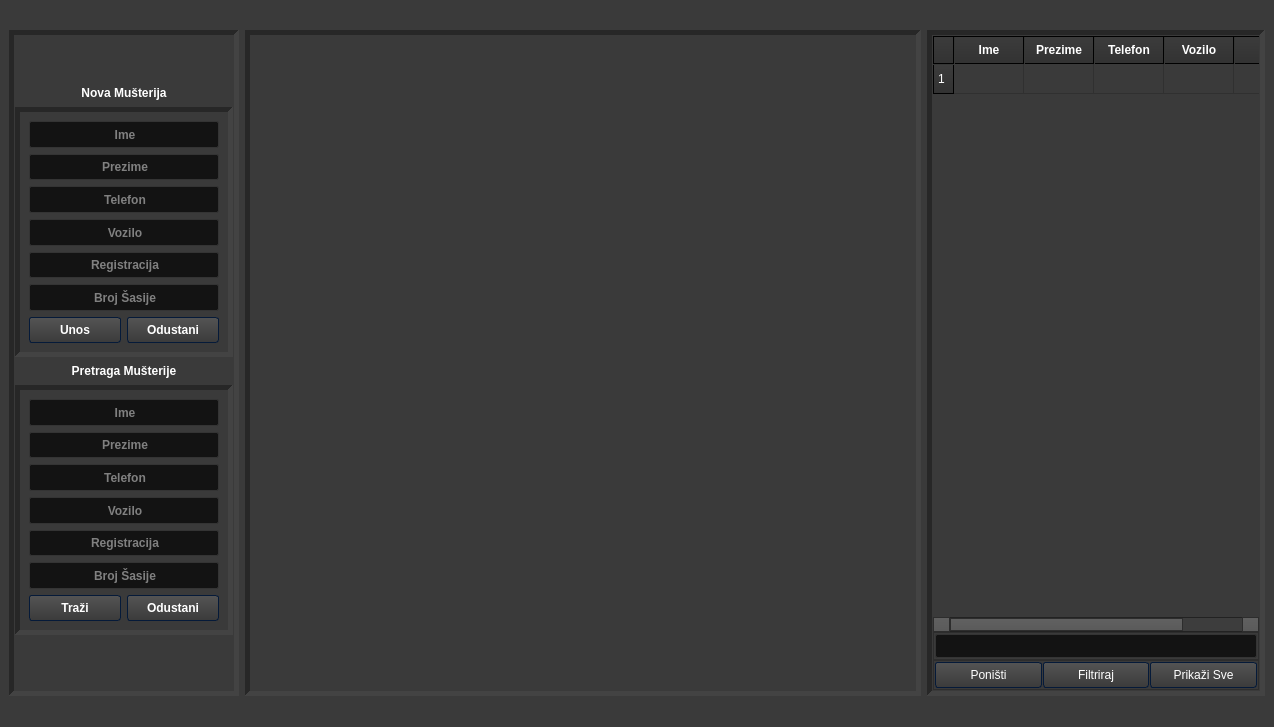
The window that untitled.ui (4ntim4tter/Budget-Flow) describes before a commit, drawn with Qt 5.
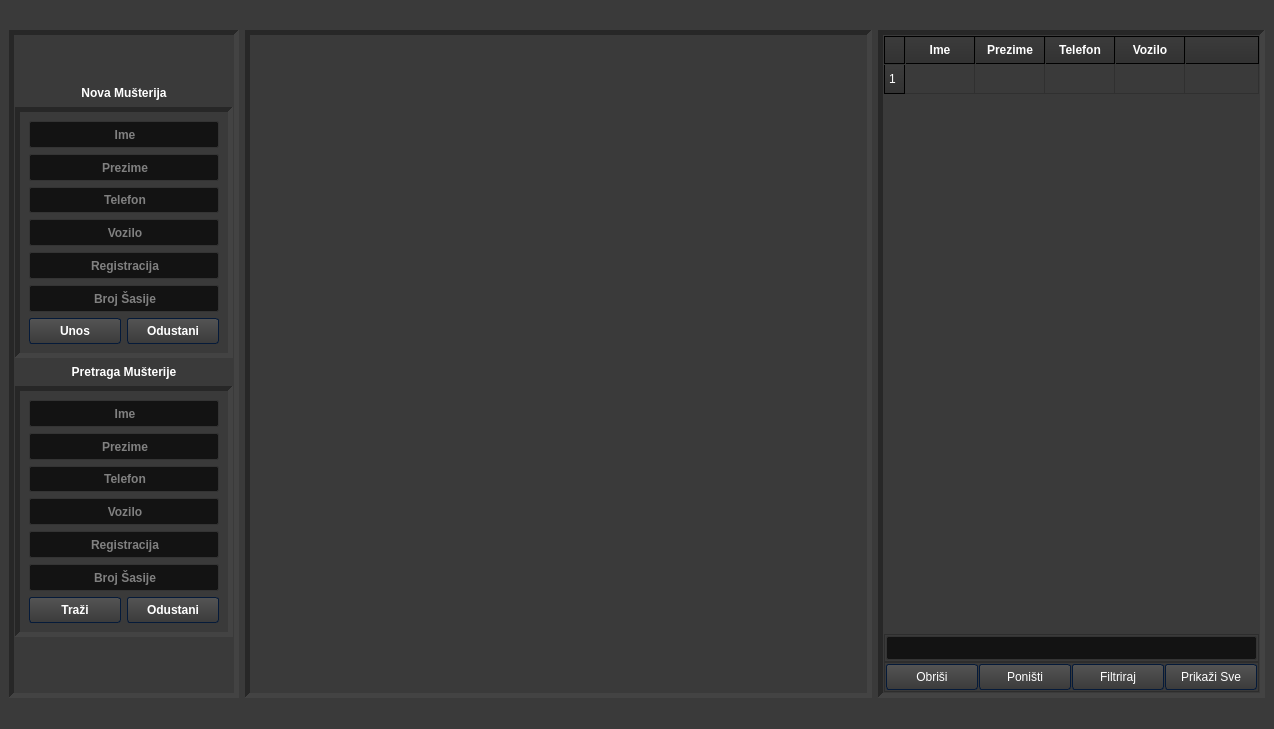
The same window after the commit. Icons and pictures are not drawn.

Commit message: added delete from table functionality

What changed in the file:
```diff
--- a/untitled.ui
+++ b/untitled.ui
@@ -10,7 +10,7 @@
     <x>0</x>
     <y>0</y>
     <width>1274</width>
-    <height>727</height>
+    <height>729</height>
    </rect>
   </property>
   <property name="font">
@@ -1260,6 +1260,13 @@
           <property name="bottomMargin">
            <number>1</number>
           </property>
+          <item>
+           <widget class="QPushButton" name="delete_selected_table_button">
+            <property name="text">
+             <string>Obriši</string>
+            </property>
+           </widget>
+          </item>
           <item>
            <widget class="QPushButton" name="clear_table_button">
             <property name="text">
```
The commit also changes 9 other files.
